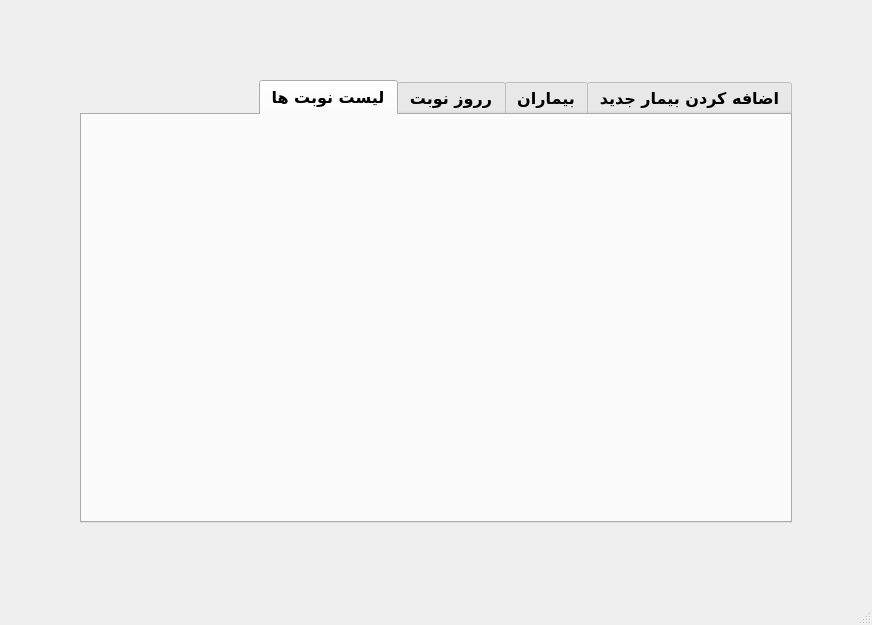
First picture: the form in gui/core_radio.ui, repository ali-ghazi78/AP-final_project, before the edit.
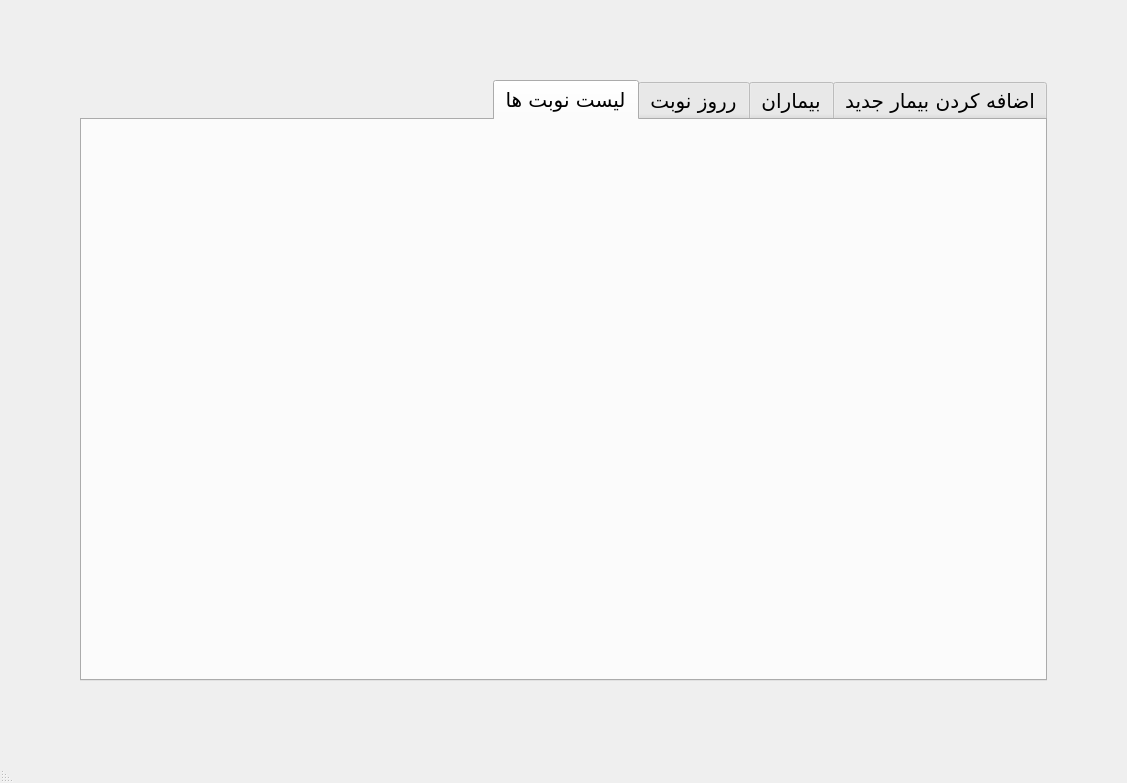
Second picture: the form after the edit. Icons and pictures are not drawn.

Commit message: core_raidio gui is okay and 3 tabs out of 4 works

Patch:
```diff
--- a/gui/core_radio.ui
+++ b/gui/core_radio.ui
@@ -6,13 +6,16 @@
    <rect>
     <x>0</x>
     <y>0</y>
-    <width>872</width>
-    <height>625</height>
+    <width>1127</width>
+    <height>783</height>
    </rect>
   </property>
   <property name="windowTitle">
    <string>MainWindow</string>
   </property>
+  <property name="layoutDirection">
+   <enum>Qt::RightToLeft</enum>
+  </property>
   <property name="iconSize">
    <size>
     <width>24</width>
@@ -38,10 +41,10 @@
       <property name="font">
        <font>
         <family>B Nazanin</family>
-        <pointsize>12</pointsize>
-        <weight>75</weight>
+        <pointsize>15</pointsize>
+        <weight>50</weight>
         <italic>false</italic>
-        <bold>true</bold>
+        <bold>false</bold>
         <underline>false</underline>
         <kerning>false</kerning>
        </font>
@@ -98,6 +101,9 @@
        </attribute>
       </widget>
       <widget class="QWidget" name="tab_4">
+       <property name="layoutDirection">
+        <enum>Qt::LeftToRight</enum>
+       </property>
        <attribute name="icon">
         <iconset>
          <normalon>:/icon/all_appointment.png</normalon>
@@ -106,6 +112,15 @@
        <attribute name="title">
         <string>لیست نوبت ها</string>
        </attribute>
+       <layout class="QHBoxLayout" name="horizontalLayout_4">
+        <item>
+         <layout class="QVBoxLayout" name="vertic_4">
+          <property name="sizeConstraint">
+           <enum>QLayout::SetDefaultConstraint</enum>
+          </property>
+         </layout>
+        </item>
+       </layout>
       </widget>
      </widget>
     </item>
```
Left out of the diff: 33 changed lines with no effect on the pictures. The commit also changes 9 other files.
